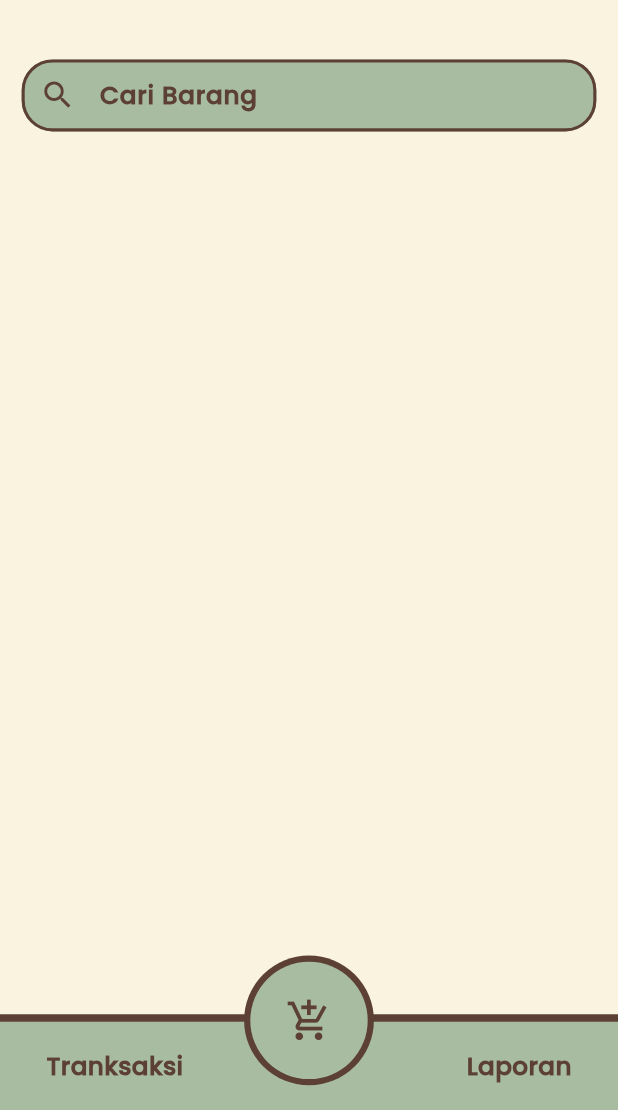
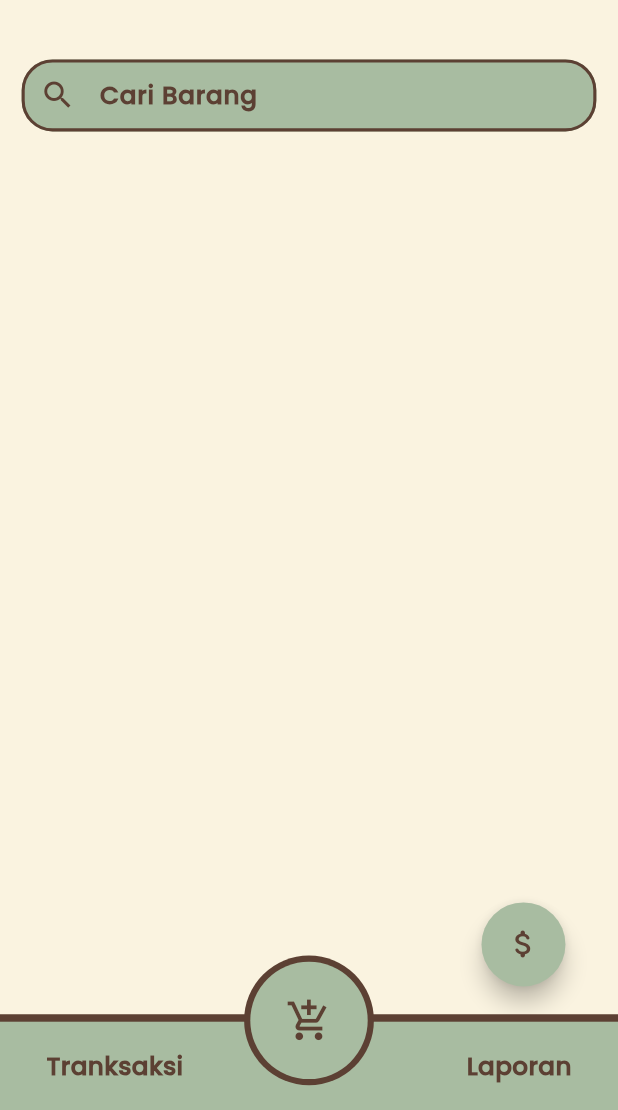
Before and after one commit to damarazky/apk-kasir, a Flutter app: the DashboardImportantPage screen opened by its route, on a phone screen of 412 x 824 dp, the part 126-1236 px from its top. Run offline on Flutter 3.47's test engine with Material 3 defaults, Android fonts, the phone set to English and light mode, and no system bars; our stand-ins replace barcode_widget, get, sqflite, syncfusion_flutter_charts; accounts and stored records are empty.

Commit message:
proses checkout tranksaksi done

```diff
--- /dev/null
+++ b/lib/models/produk_checkout_model.dart
@@ -0,0 +1,15 @@
+class ProdukCheckoutModel {
+  final String id;
+  final String nama;
+  final double harga;
+  final int stok;
+  int jumlah;
+
+  ProdukCheckoutModel({
+    required this.id,
+    required this.nama,
+    required this.harga,
+    required this.stok,
+    this.jumlah = 1,
+  });
+}
--- a/lib/views/dashboards/dashboard_body_page.dart
+++ b/lib/views/dashboards/dashboard_body_page.dart
@@ -1,6 +1,9 @@
 import 'package:apk_kasir_by_dante/controllers/produk/produk_controller.dart';
+import 'package:apk_kasir_by_dante/controllers/produk/tranksaksi_controller.dart';
 import 'package:apk_kasir_by_dante/views/customs/custom_card_dashboard.dart';
+import 'package:apk_kasir_by_dante/views/customs/custom_colors_theme.dart';
 import 'package:apk_kasir_by_dante/views/customs/custom_search_dashboard.dart';
+import 'package:apk_kasir_by_dante/views/produks/produk_checkout_page.dart';
 import 'package:flutter/material.dart';
 import 'package:get/get.dart';
 
@@ -8,11 +11,14 @@ class DashboardBodyPage extends StatelessWidget {
   DashboardBodyPage({super.key});
 
   final ProdukController controller = Get.put(ProdukController());
-
+  final TranksaksiController tranksaksiController = Get.put(
+    TranksaksiController(),
+  );
   @override
   Widget build(BuildContext context) {
     final size = MediaQuery.of(context).size;
-    return Container(
+    return Obx(
+      () => Container(
         margin: EdgeInsets.only(top: size.height * .15),
         padding: EdgeInsets.symmetric(horizontal: size.width * .035),
         width: size.width,
@@ -28,22 +34,69 @@ class DashboardBodyPage extends StatelessWidget {
                 top: size.width * .15,
                 bottom: size.width * .2,
               ),
-            child: Obx(() {
-              return ListView.builder(
+              child: ListView.builder(
                 itemCount: controller.produks.length,
                 physics: ClampingScrollPhysics(),
                 itemBuilder: (context, index) {
                   final produk = controller.produks[index];
-                  return CustomCardDashboard(
+                  return GestureDetector(
+                    onTap: () {
+                      if (controller.isSelecProduk.value) {
+                        controller.toggleProduk(produk.id);
+                      }
+                    },
+                    child: Obx(
+                      () => CustomCardDashboard(
                         namaProduk: produk.nama,
                         hargaProduk: produk.harga,
                         stockProduk: produk.stok ?? 0,
+                        selecProduk: controller.selectedProduk.contains(
+                          produk.id,
+                        ),
+                      ),
+                    ),
                   );
                 },
-              );
-            }),
+              ),
+            ),
+            Positioned(
+              bottom: 0,
+              right: size.width * .05,
+              child: Padding(
+                padding: EdgeInsets.only(bottom: size.width * .2),
+                child: FloatingActionButton(
+                  shape: CircleBorder(),
+                  backgroundColor: CustomColorsTheme.hijauNavi,
+                  onPressed: () {
+                    if (!controller.isSelecProduk.value) {
+                      controller.toggleProdukMode();
+                      return;
+                    }
+
+                    if (controller.selectedProduk.isNotEmpty &&
+                        controller.isSelecProduk.value) {
+                      Get.to(() => CheckoutPage())!.then((_) {
+                        controller.clearProduk();
+                        controller.isSelecProduk.value = false;
+                      });
+                    } else {
+                      controller.clearProduk();
+                      controller.isSelecProduk.value = false;
+                    }
+                  },
+                  child: Icon(
+                    controller.isSelecProduk.value
+                        ? (controller.selectedProduk.isNotEmpty
+                            ? Icons.check
+                            : Icons.close)
+                        : Icons.attach_money_rounded,
+                    color: CustomColorsTheme.coklat,
+                  ),
+                ),
+              ),
             ),
           ],
+        ),
       ),
     );
   }
--- a/lib/views/produks/produk_important_page.dart
+++ b/lib/views/produks/produk_important_page.dart
@@ -46,7 +46,6 @@ class ProdukImportantPage extends StatelessWidget {
                       itemCount: controller.produks.length,
                       itemBuilder: (context, index) {
                         final data = controller.produks[index];
-                        print('Stok Produk ke-$index: ${data.stok}');
 
                         return CustomCardProduk(
                           namaProduk: data.nama,
```
Also changed, not shown: lib/controllers/produk/checkout_controller.dart (added, +50 -0 lines), lib/controllers/produk/produk_controller.dart (+39 -2 lines), lib/controllers/produk/tranksaksi_controller.dart (added, +41 -0 lines), lib/databases/db_helper.dart (+37 -4 lines), lib/views/customs/custom_card_dashboard.dart (+16 -4 lines), lib/views/produks/produk_checkout_page.dart (added, +140 -0 lines), lib/views/settings/settings_body_page.dart (+28 -1 lines). Lines whose indentation alone changed are shown as unchanged.
